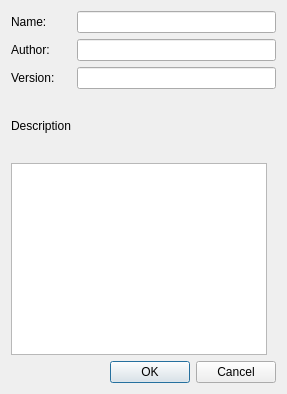
Above: src/pn/netinformation.ui from Artimi/icp_pn before the change. Below: the same form after it.
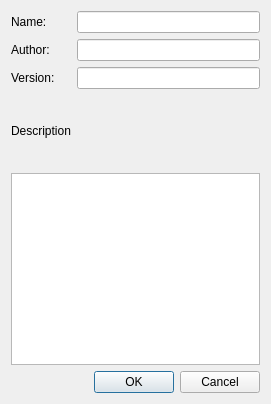
That is the form after the change.

```diff
--- a/src/pn/netinformation.ui
+++ b/src/pn/netinformation.ui
@@ -6,8 +6,8 @@
    <rect>
     <x>0</x>
     <y>0</y>
-    <width>287</width>
-    <height>394</height>
+    <width>271</width>
+    <height>404</height>
    </rect>
   </property>
   <property name="windowTitle">
```
Left out of the diff: 8 changed lines with no effect on the pictures.
